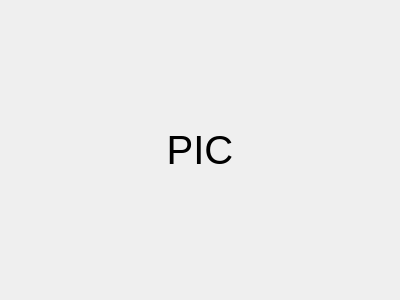
The window that src/common/cWidget/ItemPicCon.ui (roger0816/BoardT) describes before a commit, drawn with Qt 5.
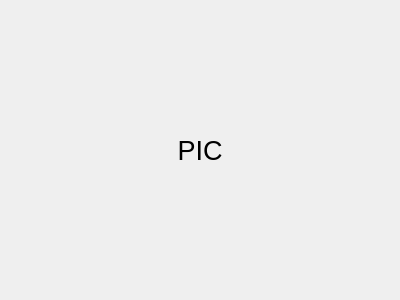
The same window after the commit.

Diff of the .ui file:
```diff
--- a/src/common/cWidget/ItemPicCon.ui
+++ b/src/common/cWidget/ItemPicCon.ui
@@ -30,18 +30,42 @@
     <number>0</number>
    </property>
    <item row="0" column="0">
-    <widget class="QLabel" name="label">
+    <widget class="QWidget" name="wBgPicCon" native="true">
      <property name="font">
       <font>
-       <pointsize>30</pointsize>
+       <pointsize>20</pointsize>
       </font>
      </property>
+     <property name="styleSheet">
+      <string notr="true">QWidget#wBgPicCon{background-color:rgba(0,0,0,0)};</string>
+     </property>
+     <layout class="QGridLayout" name="gridLayout_2">
+      <property name="leftMargin">
+       <number>0</number>
+      </property>
+      <property name="topMargin">
+       <number>0</number>
+      </property>
+      <property name="rightMargin">
+       <number>0</number>
+      </property>
+      <property name="bottomMargin">
+       <number>0</number>
+      </property>
+      <property name="spacing">
+       <number>0</number>
+      </property>
+      <item row="0" column="0">
+       <widget class="QLabel" name="label">
      <property name="text">
       <string>PIC</string>
      </property>
      <property name="alignment">
       <set>Qt::AlignCenter</set>
      </property>
+       </widget>
+      </item>
+     </layout>
     </widget>
    </item>
   </layout>
```
Lines whose indentation alone changed are shown as unchanged.
